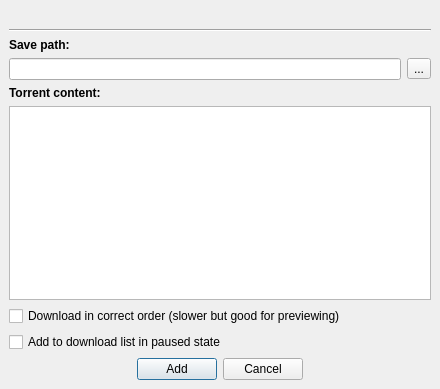
Old version of the form src/addTorrentDialog.ui in the repository SysAdminDoc/qBittorrent-Vanced.
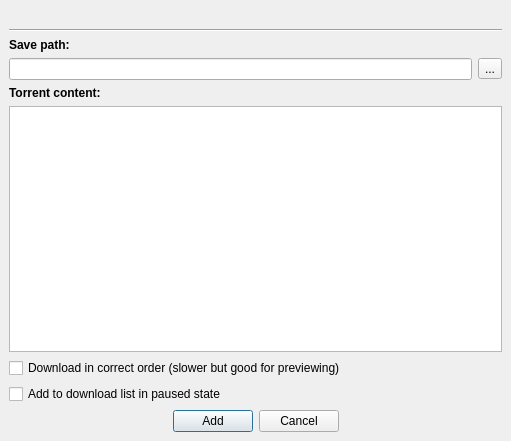
New version of the form.

Diff of the .ui file:
```diff
--- a/src/addTorrentDialog.ui
+++ b/src/addTorrentDialog.ui
@@ -5,8 +5,8 @@
    <rect>
     <x>0</x>
     <y>0</y>
-    <width>440</width>
-    <height>389</height>
+    <width>511</width>
+    <height>441</height>
    </rect>
   </property>
   <property name="windowTitle" >
```
Left out of the diff: 45 changed lines with no effect on the pictures.
